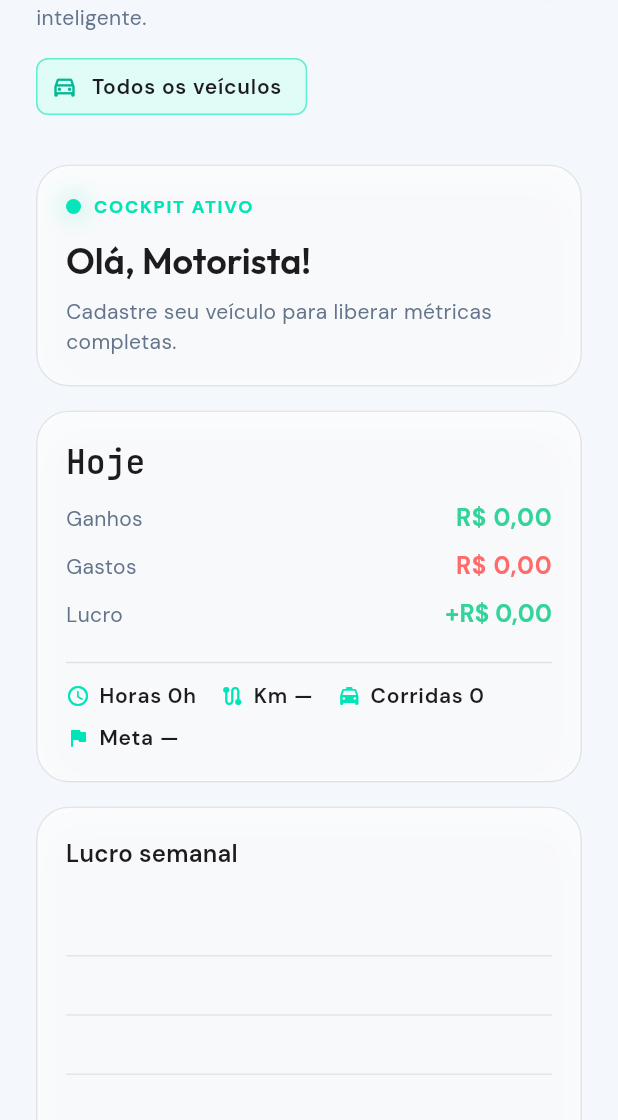
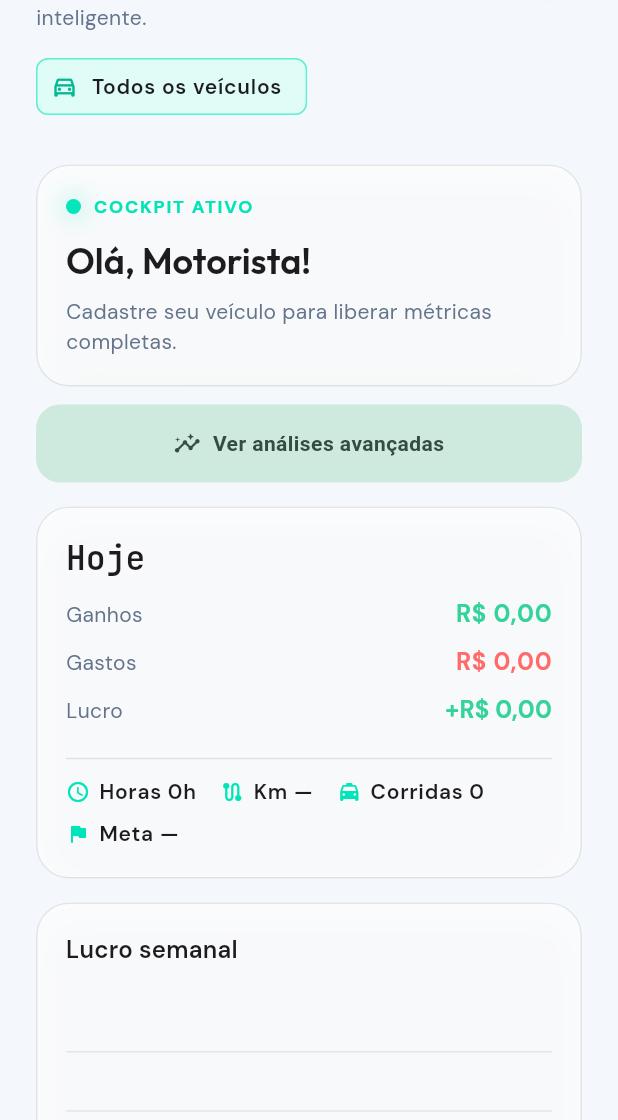
Before and after one commit to solerpedroo/driveflow, a Flutter app: the DashboardScreen widget shown alone on an empty page, opened directly, on a phone screen of 412 x 824 dp, the part 116-1236 px from its top. Run offline on Flutter 3.47's test engine with Material 3 defaults, Android fonts, the phone set to English and light mode, and no system bars; drawn by our look-alikes of fl_chart; our stand-ins replace cached_network_image, connectivity_plus, dio, flutter_hooks, flutter_local_notifications, flutter_riverpod and 12 more; missing offline and left inert: google_mlkit_text_recognition; accounts and stored records are empty; network calls fail.

Commit message:
feat(dashboard): atalho para análises avançadas
Co-authored-by: Pedro Henrique Contardi Soler <pedrocsoler@hotmail.com>

```diff
--- a/lib/features/dashboard/presentation/screens/dashboard_screen.dart
+++ b/lib/features/dashboard/presentation/screens/dashboard_screen.dart
@@ -134,6 +134,16 @@ class DashboardScreen extends HookConsumerWidget {
                   ),
                 ],
               ),
+            ),
+          ),
+        ),
+        SliverPadding(
+          padding: const EdgeInsets.fromLTRB(24, 12, 24, 0),
+          sliver: SliverToBoxAdapter(
+            child: FilledButton.tonalIcon(
+              onPressed: () => context.push(AppRoutes.analytics),
+              icon: const Icon(Icons.insights_outlined),
+              label: const Text('Ver análises avançadas'),
             ),
           ),
         ),
```
